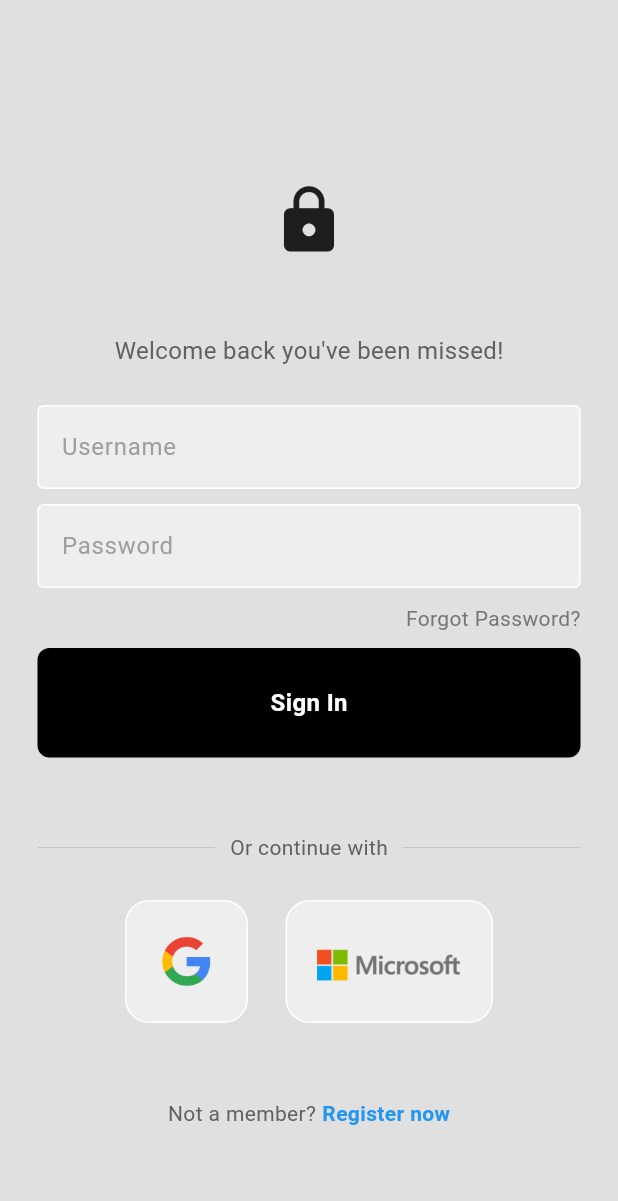
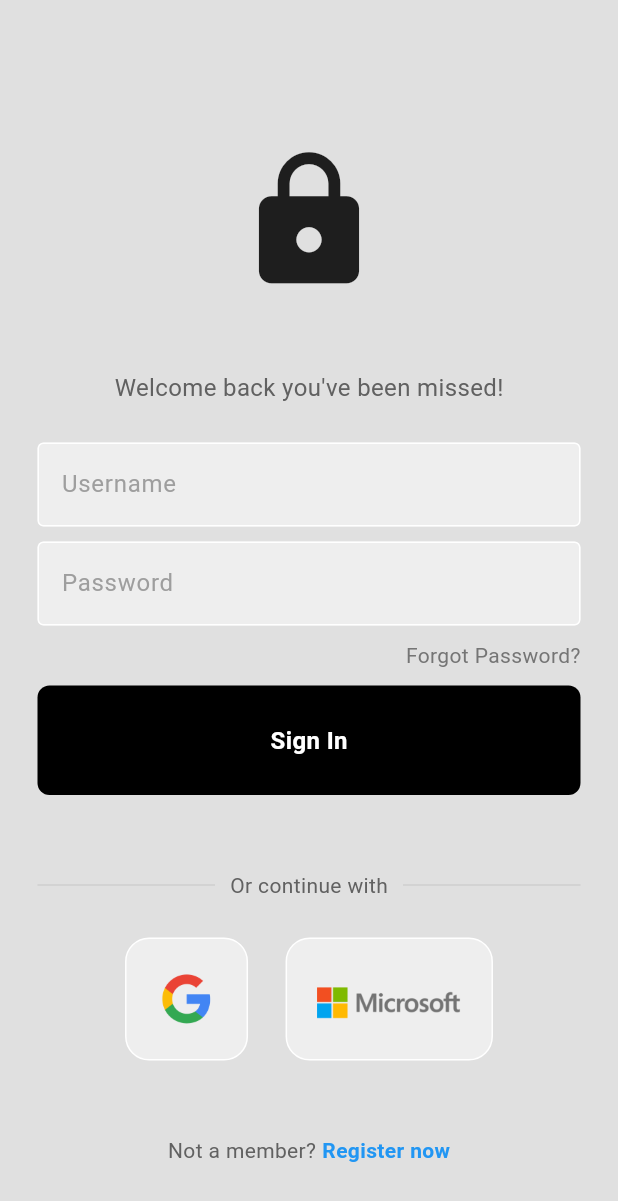
Before and after one commit to IT21280474/Flutter_mobile_Modern_UI, a Flutter app: the screen it shows after launch, on a phone screen of 412 x 824 dp. Shown: the top 1201 px of the screen. Run offline on Flutter 3.47's test engine with Material 3 defaults, Android fonts, the phone set to English and light mode, and no system bars.

Commit message:
modern UI v0.4

```diff
--- a/lib/pages/login_page.dart
+++ b/lib/pages/login_page.dart
@@ -27,7 +27,7 @@ class LoginPage extends StatelessWidget {
           //logo
           const Icon(
               Icons.lock,
-              size: 50,
+              size: 100,
           ),
 
           const SizedBox(height: 50),
```
